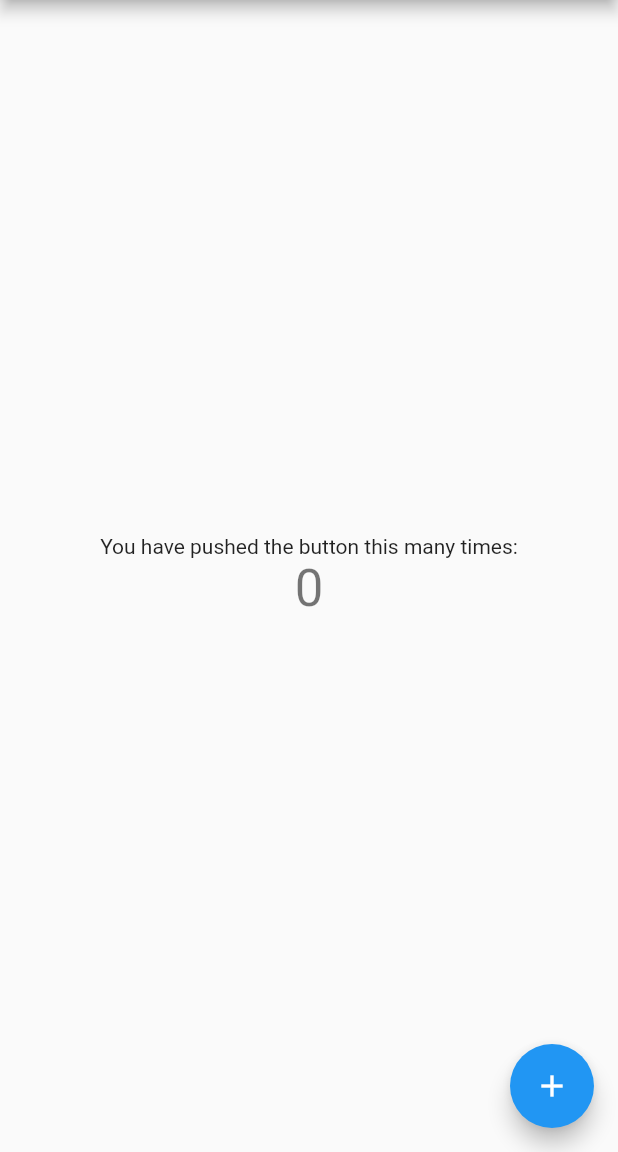
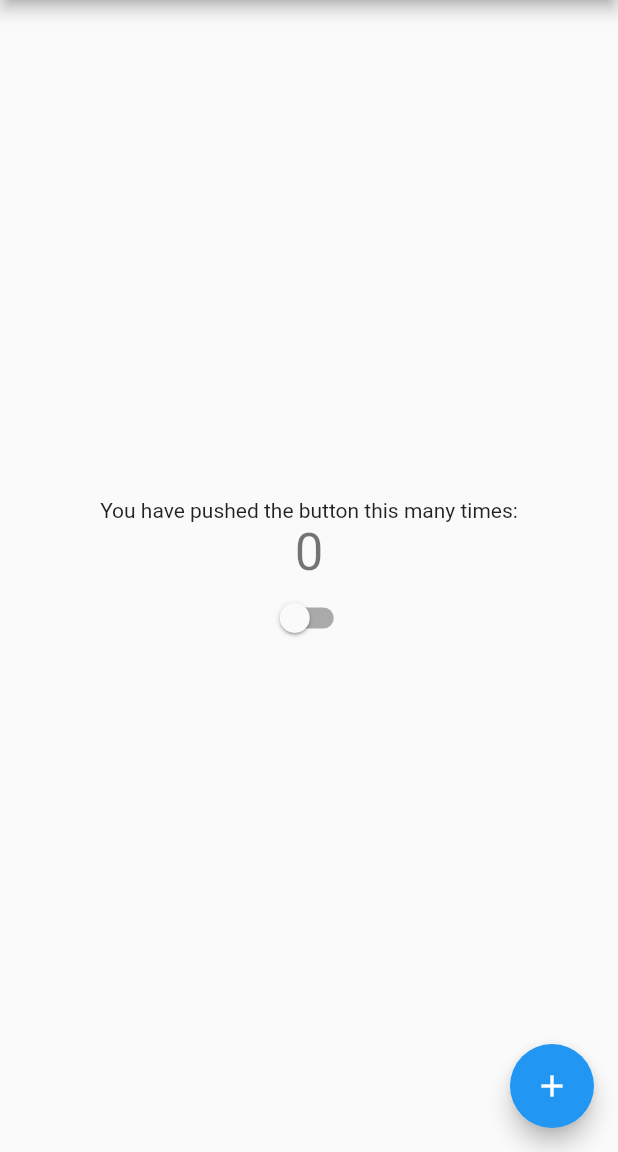
Before and after one commit to vvvirani/rx_state, a Flutter app: the screen it shows after launch, on a phone screen of 412 x 824 dp, the part 84-1236 px from its top. Run offline on Flutter 3.47's test engine with Material 2 defaults, Android fonts, the phone set to English and light mode, and no system bars.

```diff
--- a/example/lib/main.dart
+++ b/example/lib/main.dart
@@ -10,9 +10,7 @@ class MyApp extends StatelessWidget {
   Widget build(BuildContext context) {
     return MaterialApp(
       title: 'Flutter Rx State Demo',
-      theme: ThemeData(
-        primarySwatch: Colors.blue,
-      ),
+      theme: ThemeData(primarySwatch: Colors.blue),
       home: MyHomePage(title: 'Flutter Rx State Demo Home Page'),
     );
   }
@@ -29,7 +27,11 @@ class MyHomePage extends StatefulWidget {
 
 class _MyHomePageState extends State<MyHomePage> {
   // int _counter = 0;
+
+  /// [Rx<int>] is a wrapper around int
   Rx<int> _counter = Rx(0);
+
+  RxBool isOn = RxBool(false);
 
   void _incrementCounter() {
     // setState(() {
@@ -41,9 +43,10 @@ class _MyHomePageState extends State<MyHomePage> {
   @override
   Widget build(BuildContext context) {
     return Scaffold(
-      appBar: AppBar(
-        title: Text(widget.title),
-      ),
+      appBar: AppBar(title: Text(widget.title)),
+
+      /// Wrap with [RxObservable] to get the [Stream]
+
       body: RxObservable(() {
         return Center(
           child: Column(
@@ -56,6 +59,7 @@ class _MyHomePageState extends State<MyHomePage> {
                 '$_counter',
                 style: Theme.of(context).textTheme.headline4,
               ),
+              Switch(value: isOn.value, onChanged: isOn),
             ],
           ),
         );
--- a/lib/rx_state.dart
+++ b/lib/rx_state.dart
@@ -16,3 +16,17 @@ class Rx<T> extends RxImpl<T> {
     }
   }
 }
+
+class RxBool extends Rx<bool> {
+  RxBool(bool initial) : super(initial);
+
+  @override
+  String toString() {
+    return value ? 'true' : 'false';
+  }
+
+  Rx<bool> toggle() {
+    subject.add(value = !value);
+    return this;
+  }
+}
```
Also changed, not shown: 1 other file.
